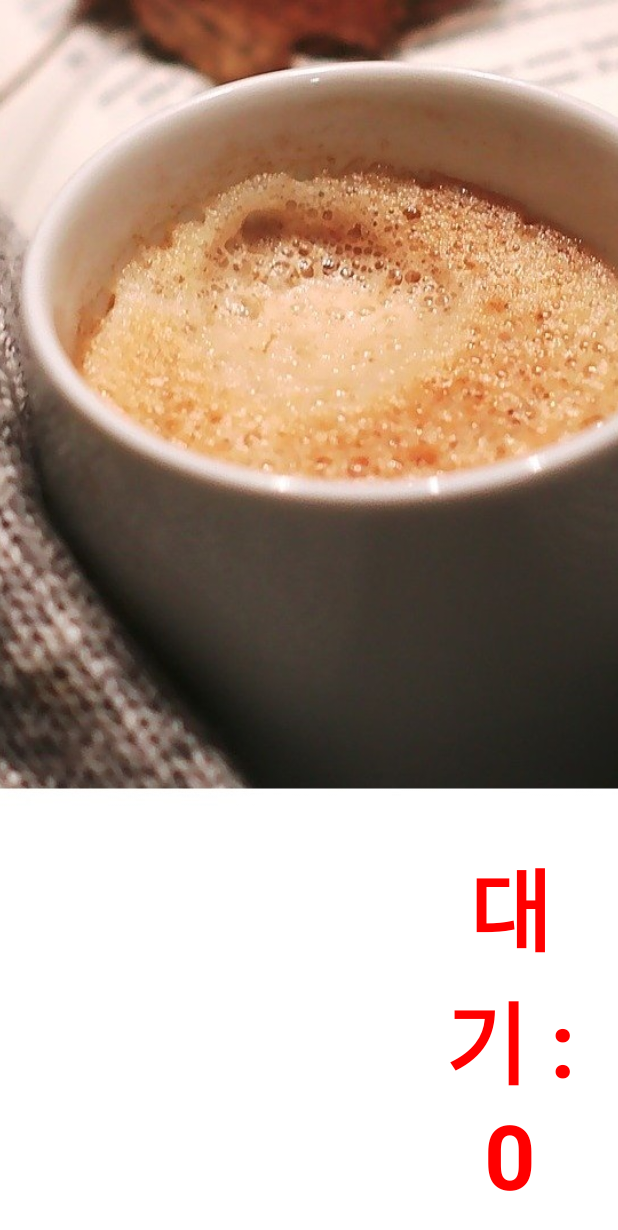
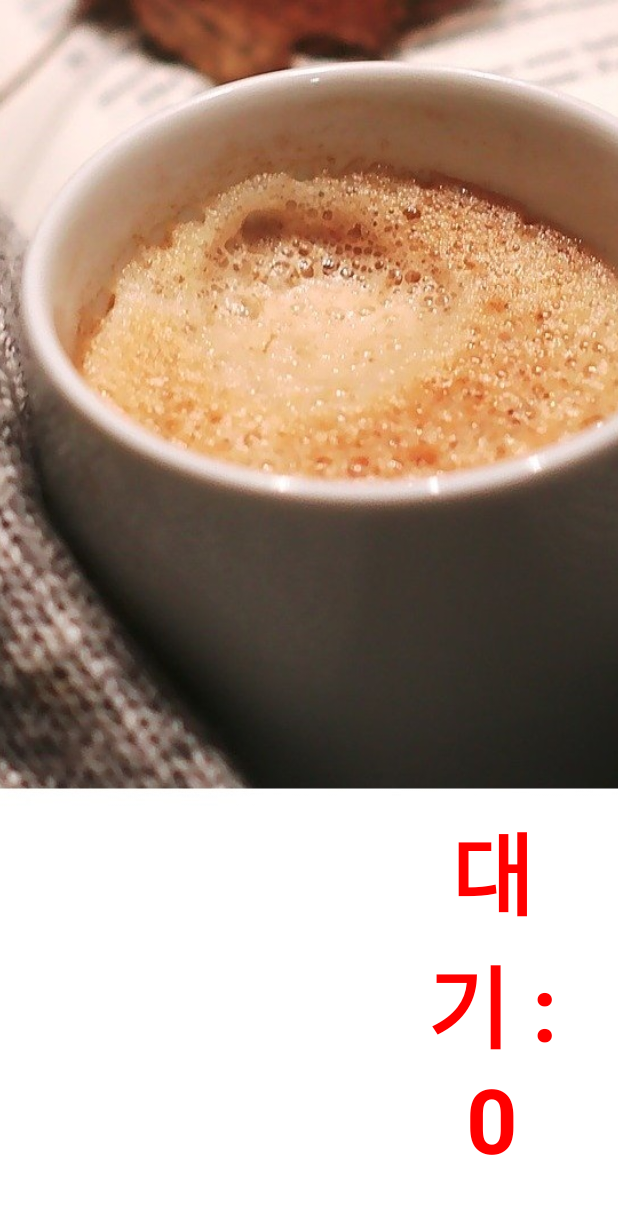
Before and after one commit to BBMC-DEV/PayCast-Alami, an Android app built with Jetpack Compose: the screen it shows after launch (CustomMainActivity), on a phone screen of 412 x 824 dp. Shown: the top 1230 px of the screen. Run offline under Robolectric (Android 15) with nearby library versions, the phone set to English and light mode, and no system bars; our stand-ins replace RxJava, livedata-compose; libraries missing offline, so code that uses them is left out: com.gun0912.tedpermission, com.orhanobut.logger; pictures from the network do not load; 6 statements that could not run were skipped.

Commit message:
대기 숫자 위치 수정 및 메뉴 간 간격 조정

```diff
--- a/app/src/main/java/kr/co/bbmc/paycastdid/presentation/main/MainScreen.kt
+++ b/app/src/main/java/kr/co/bbmc/paycastdid/presentation/main/MainScreen.kt
@@ -169,13 +169,14 @@ fun MainScreen(vm: MainViewModel) {
                                             color = if (data.cookingState == "N") Color.Black else Color.Red,
                                             modifier = Modifier.basicMarquee()
                                         )
-                                        Spacer(Modifier.height(16.dp))
+                                        Spacer(Modifier.width(16.dp))
                                         Text(
                                             text = data.count.toString(),
                                             fontSize = 45.sp,
                                             color = Color.DarkGray
                                         )
                                     }
+                                    Spacer(Modifier.height(8.dp))
                                 }
                             }
                         }
@@ -185,8 +186,9 @@ fun MainScreen(vm: MainViewModel) {
             Box(
                 modifier = Modifier
                     .fillMaxSize()
-                    .background(Color.Transparent),
-                contentAlignment = Alignment.BottomCenter
+                    .background(Color.Transparent)
+                    .padding(bottom = 24.dp, end = 24.dp),
+                contentAlignment = Alignment.BottomEnd
             ) {
                 Text(
                     text = "대기 : $orderCount",
```
